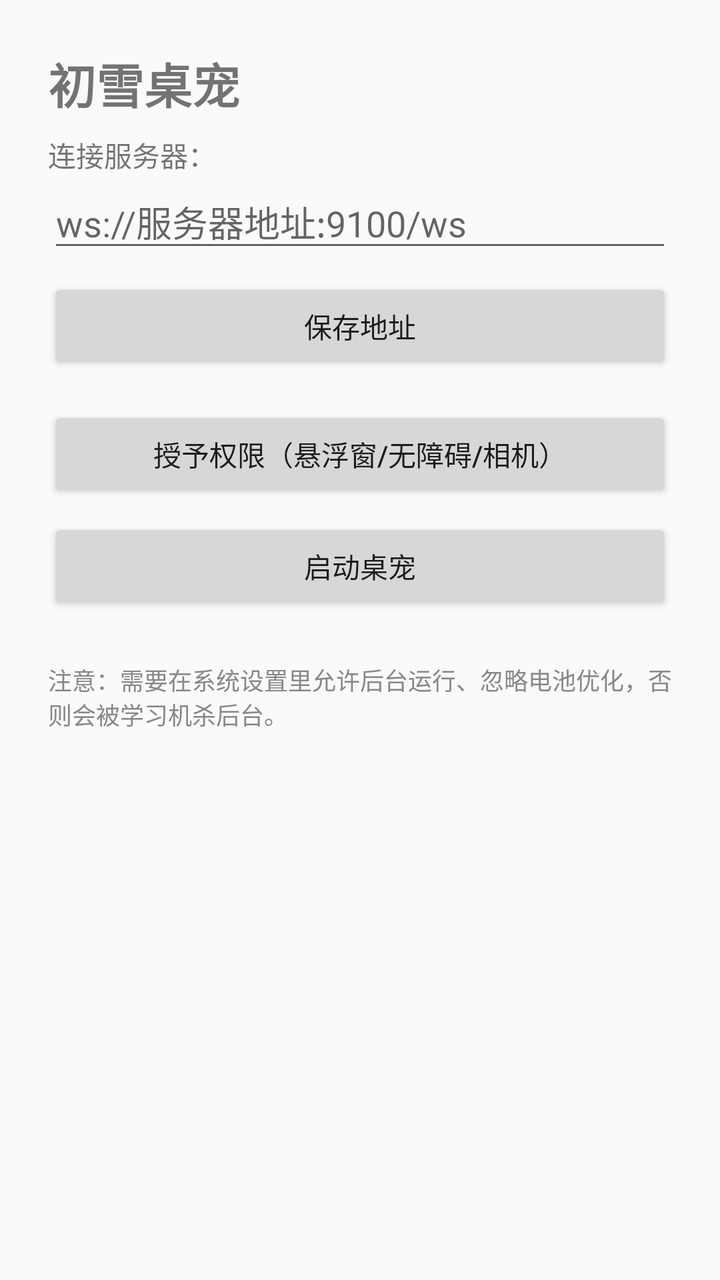
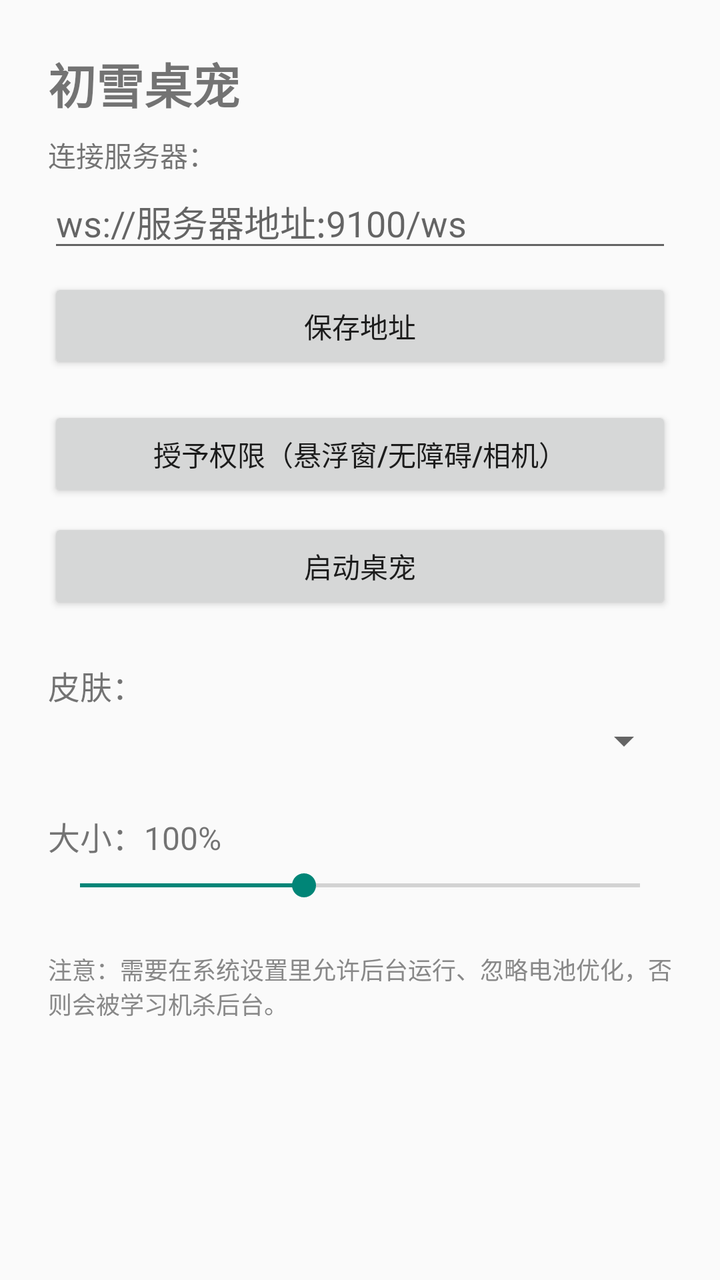

The first picture is an Android layout as it rendered before a commit; the second is the same layout after the commit. The layout source and the unified diff follow.
<!-- AndroidManifest.xml: application theme Theme.AppCompat.DayNight -->
<!-- res/layout/activity_main.xml -->
<?xml version="1.0" encoding="utf-8"?>
<LinearLayout xmlns:android="http://schemas.android.com/apk/res/android"
    android:layout_width="match_parent"
    android:layout_height="match_parent"
    android:orientation="vertical"
    android:padding="24dp">

    <TextView
        android:layout_width="wrap_content"
        android:layout_height="wrap_content"
        android:text="初雪桌宠"
        android:textSize="24sp"
        android:textStyle="bold"
        android:layout_marginBottom="8dp"/>

    <TextView
        android:layout_width="wrap_content"
        android:layout_height="wrap_content"
        android:text="连接服务器："
        android:textSize="14sp"/>

    <EditText
        android:id="@+id/et_server_url"
        android:layout_width="match_parent"
        android:layout_height="wrap_content"
        android:hint="ws://服务器地址:9100/ws"
        android:inputType="textUri"/>

    <Button
        android:id="@+id/btn_save"
        android:layout_width="match_parent"
        android:layout_height="wrap_content"
        android:text="保存地址"
        android:layout_marginTop="8dp"/>

    <Button
        android:id="@+id/btn_permission"
        android:layout_width="match_parent"
        android:layout_height="wrap_content"
        android:text="授予权限（悬浮窗/无障碍/相机）"
        android:layout_marginTop="16dp"/>

    <Button
        android:id="@+id/btn_start"
        android:layout_width="match_parent"
        android:layout_height="wrap_content"
        android:text="启动桌宠"
        android:layout_marginTop="8dp"/>

    <TextView
        android:layout_width="wrap_content"
        android:layout_height="wrap_content"
        android:text="注意：需要在系统设置里允许后台运行、忽略电池优化，否则会被学习机杀后台。"
        android:textSize="12sp"
        android:textColor="#888888"
        android:layout_marginTop="24dp"/>
</LinearLayout>
<!-- resources referenced by this layout -->
<resources>

</resources>

<!-- the commit's change to res/layout/activity_main.xml (unified diff, before → after) -->
@@ -47,6 +47,37 @@
         android:text="启动桌宠"
         android:layout_marginTop="8dp"/>
 
+    
+    <TextView
+        android:layout_width="wrap_content"
+        android:layout_height="wrap_content"
+        android:text="皮肤："
+        android:textSize="16sp"
+        android:layout_marginTop="24dp"/>
+
+    <Spinner
+        android:id="@+id/sp_skin"
+        android:layout_width="match_parent"
+        android:layout_height="wrap_content"
+        android:layout_marginTop="4dp"/>
+
+    
+    <TextView
+        android:id="@+id/tv_size_label"
+        android:layout_width="wrap_content"
+        android:layout_height="wrap_content"
+        android:text="大小：100%"
+        android:textSize="16sp"
+        android:layout_marginTop="24dp"/>
+
+    <SeekBar
+        android:id="@+id/sb_size"
+        android:layout_width="match_parent"
+        android:layout_height="wrap_content"
+        android:max="250"
+        android:progress="100"
+        android:layout_marginTop="4dp"/>
+
     <TextView
         android:layout_width="wrap_content"
         android:layout_height="wrap_content"
